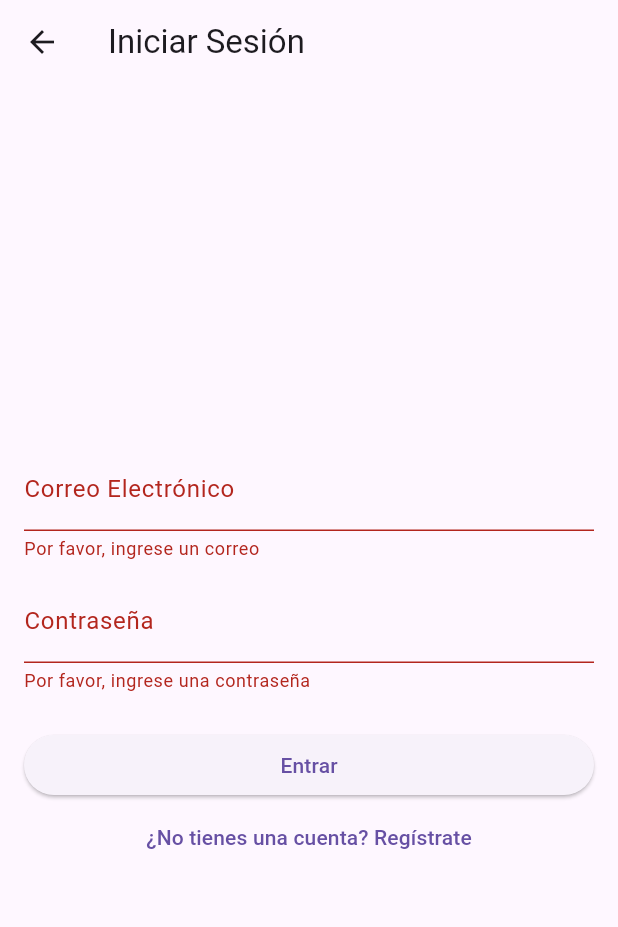
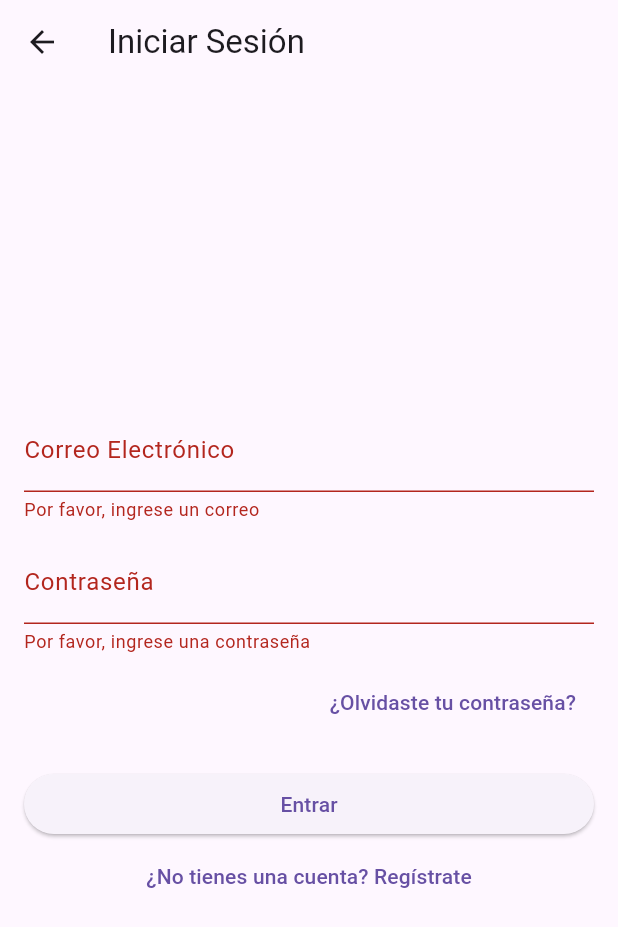
Before and after one commit to anthonyramonaguilera-art/avivamiento_app, a Flutter app: the LoginScreen screen opened directly, after a tap on "Entrar", on a phone screen of 412 x 824 dp. Shown: the top 927 px of the screen. Run offline on Flutter 3.47's test engine with Material 3 defaults, Android fonts, the phone set to English and light mode, and no system bars; our stand-ins replace audioplayers, cloud_firestore, firebase_auth, firebase_core, firebase_messaging, flutter_riverpod and 2 more; missing offline and left inert: jitsi_meet_flutter_sdk; accounts and stored records are empty.

Commit message:
feat(auth): Connect Forgot Password screen to login flow

```diff
--- a/lib/screens/auth/login_screen.dart
+++ b/lib/screens/auth/login_screen.dart
@@ -5,6 +5,7 @@ import 'package:flutter/material.dart';
 import 'package:flutter_riverpod/flutter_riverpod.dart';
 import 'package:avivamiento_app/providers/services_provider.dart';
 import 'package:avivamiento_app/screens/auth/register_screen.dart';
+import 'package:avivamiento_app/screens/auth/forgot_password_screen.dart'; // [NUEVO] Importamos la nueva pantalla
 
 class LoginScreen extends ConsumerStatefulWidget {
   const LoginScreen({super.key});
@@ -27,37 +28,23 @@ class _LoginScreenState extends ConsumerState<LoginScreen> {
   }
 
   Future<void> _login() async {
-    // Valida que el formulario tenga datos correctos
     if (_formKey.currentState?.validate() ?? false) {
-      setState(() {
-        _isLoading = true;
-      });
+      setState(() => _isLoading = true);
       try {
         final authService = ref.read(authServiceProvider);
         await authService.signInWithEmailAndPassword(
           _emailController.text.trim(),
           _passwordController.text.trim(),
         );
-
-        // [CORRECCIÓN] Si el login es exitoso, cerramos esta pantalla
-        // para revelar la HomeScreen que está detrás.
-        if (mounted) {
-          Navigator.of(context).pop();
-        }
+        if (mounted) Navigator.of(context).pop();
       } on FirebaseAuthException catch (e) {
-        // Muestra un mensaje de error si las credenciales son incorrectas
         if (mounted) {
           ScaffoldMessenger.of(context).showSnackBar(
             SnackBar(content: Text(e.message ?? 'Error de autenticación')),
           );
         }
       } finally {
-        // Asegura que el indicador de carga se oculte siempre
-        if (mounted) {
-          setState(() {
-            _isLoading = false;
-          });
-        }
+        if (mounted) setState(() => _isLoading = false);
       }
     }
   }
@@ -77,23 +64,35 @@ class _LoginScreenState extends ConsumerState<LoginScreen> {
               children: [
                 TextFormField(
                   controller: _emailController,
-                  decoration: const InputDecoration(
-                    labelText: 'Correo Electrónico',
-                  ),
+                  decoration: const InputDecoration(labelText: 'Correo Electrónico'),
                   keyboardType: TextInputType.emailAddress,
-                  validator: (value) =>
-                      value!.isEmpty ? 'Por favor, ingrese un correo' : null,
+                  validator: (value) => value!.isEmpty ? 'Por favor, ingrese un correo' : null,
                 ),
                 const SizedBox(height: 12),
                 TextFormField(
                   controller: _passwordController,
                   decoration: const InputDecoration(labelText: 'Contraseña'),
                   obscureText: true,
-                  validator: (value) => value!.isEmpty
-                      ? 'Por favor, ingrese una contraseña'
-                      : null,
+                  validator: (value) => value!.isEmpty ? 'Por favor, ingrese una contraseña' : null,
                 ),
-                const SizedBox(height: 24),
+
+                // [NUEVO] Botón para ir a la pantalla de recuperación de contraseña
+                Padding(
+                  padding: const EdgeInsets.symmetric(vertical: 8.0),
+                  child: Align(
+                    alignment: Alignment.centerRight,
+                    child: TextButton(
+                      onPressed: () {
+                        Navigator.of(context).push(
+                          MaterialPageRoute(builder: (context) => const ForgotPasswordScreen()),
+                        );
+                      },
+                      child: const Text('¿Olvidaste tu contraseña?'),
+                    ),
+                  ),
+                ),
+
+                const SizedBox(height: 12),
                 _isLoading
                     ? const Center(child: CircularProgressIndicator())
                     : ElevatedButton(
@@ -104,11 +103,8 @@ class _LoginScreenState extends ConsumerState<LoginScreen> {
                   onPressed: _isLoading
                       ? null
                       : () {
-                          // Navega a la pantalla de registro
                           Navigator.of(context).push(
-                            MaterialPageRoute(
-                              builder: (context) => const RegisterScreen(),
-                            ),
+                            MaterialPageRoute(builder: (context) => const RegisterScreen()),
                           );
                         },
                   child: const Text('¿No tienes una cuenta? Regístrate'),
```
